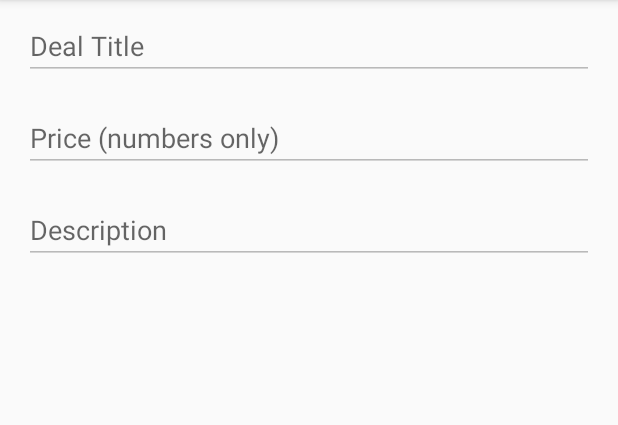
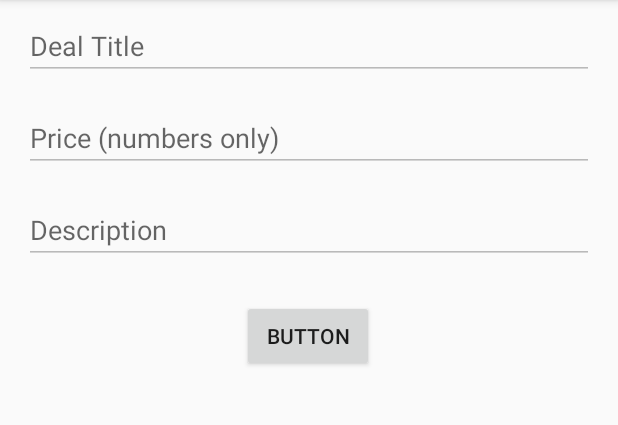
Before and after one commit to lekmitiralf/FireBaseAppp, an Android app: the DealActivity screen opened directly, with no data from a screen before it, on a phone screen of 412 x 824 dp, the part 84-509 px from its top. Run offline under Robolectric (Android 15) with nearby library versions, the phone set to English and light mode, and no system bars; our stand-ins replace Firebase (no records; nobody signed in at launch, a user with empty details on screens opened directly).

Commit message:
adding firebase storage utilities and tie image with deals

```diff
--- a/app/build.gradle
+++ b/app/build.gradle
@@ -33,6 +33,7 @@ dependencies {
     androidTestImplementation 'androidx.test.espresso:espresso-core:3.2.0'
     implementation 'com.google.firebase:firebase-analytics:17.2.2'
     implementation 'com.google.firebase:firebase-database:19.3.1'
+    implementation 'com.google.firebase:firebase-storage:19.1.1'
     implementation 'com.firebaseui:firebase-ui-auth:6.2.0'
 
 }
--- a/app/src/main/java/com/example/travelmantics/DealActivity.java
+++ b/app/src/main/java/com/example/travelmantics/DealActivity.java
@@ -1,20 +1,30 @@
 package com.example.travelmantics;
 
 import androidx.annotation.NonNull;
+import androidx.annotation.Nullable;
 import androidx.appcompat.app.AppCompatActivity;
 
 import android.content.Intent;
+import android.net.Uri;
 import android.os.Bundle;
 import android.view.Menu;
 import android.view.MenuInflater;
 import android.view.MenuItem;
+import android.view.View;
+import android.widget.Button;
 import android.widget.EditText;
 import android.widget.Toast;
 
+import com.google.android.gms.tasks.OnSuccessListener;
+import com.google.android.gms.tasks.Task;
 import com.google.firebase.database.DatabaseReference;
 import com.google.firebase.database.FirebaseDatabase;
+import com.google.firebase.storage.FirebaseStorage;
+import com.google.firebase.storage.StorageReference;
+import com.google.firebase.storage.UploadTask;
 
 public class DealActivity extends AppCompatActivity {
+    private static final int PICTURE_RESULT=42;
     private FirebaseDatabase mFirebaseDatabase;
     private DatabaseReference mDatabaseReference;
     EditText txtTitle;
@@ -24,7 +34,7 @@ public class DealActivity extends AppCompatActivity {
     @Override
     protected void onCreate(Bundle savedInstanceState) {
         super.onCreate(savedInstanceState);
-        setContentView(R.layout.activity_insert);
+        setContentView(R.layout.activity_deal);
 
         //FirebaseUtil.openFbReference("traveldeals", this);
         mFirebaseDatabase = FirebaseUtil.mFirebaseDatabase;
@@ -42,6 +52,17 @@ public class DealActivity extends AppCompatActivity {
         txtTitle.setText(deal.getTitle());
         txtDescription.setText(deal.getDescription());
         txtPrice.setText(deal.getPrice());
+        Button btn = findViewById(R.id.btnImage);
+        btn.setOnClickListener(new View.OnClickListener() {
+            @Override
+            public void onClick(View v) {
+                Intent intent = new Intent(Intent.ACTION_GET_CONTENT);
+                intent.setType("image/jpeg");
+                intent.putExtra(Intent.EXTRA_LOCAL_ONLY, true); // to receive only local data
+                startActivityForResult(intent.createChooser(intent,"insert picture"),PICTURE_RESULT);
+
+            }
+        });
     }
 
     @Override
@@ -78,6 +99,7 @@ public class DealActivity extends AppCompatActivity {
             enableEditText(false);
         }
         return true;
+
     }
 
     private void saveDeal(){
@@ -116,4 +138,25 @@ public class DealActivity extends AppCompatActivity {
         txtPrice.setEnabled(isEnabled);
 
     }
+
+    @Override
+    protected void onActivityResult(int requestCode, int resultCode, @Nullable Intent data) {
+        super.onActivityResult(requestCode, resultCode, data);
+        if(requestCode == PICTURE_RESULT && resultCode == RESULT_OK){
+            Uri imageUri = data.getData();
+            StorageReference ref = FirebaseUtil.mStorageRef.child(imageUri.getLastPathSegment());
+            ref.putFile(imageUri).addOnSuccessListener(this, new OnSuccessListener<UploadTask.TaskSnapshot>() {
+                @Override
+                public void onSuccess(UploadTask.TaskSnapshot taskSnapshot) {
+                     taskSnapshot.getMetadata().getReference().getDownloadUrl().addOnSuccessListener(new OnSuccessListener<Uri>() {
+                        @Override
+                        public void onSuccess(Uri uri) {
+                            deal.setImageUrl(uri.toString());
+                        }
+                    });
+
+                }
+            });
+        }
+    }
 }
--- a/app/src/main/java/com/example/travelmantics/ListActivity.java
+++ b/app/src/main/java/com/example/travelmantics/ListActivity.java
@@ -86,7 +86,7 @@ public class ListActivity extends AppCompatActivity {
 
     @Override
     public boolean onOptionsItemSelected(@NonNull MenuItem item) {
-        showMenu();
+       // showMenu();
         switch (item.getItemId()){
             case R.id.insert_menu:
                 Intent intent = new Intent(this, DealActivity.class);
--- a/app/src/main/res/layout/activity_insert.xml
+++ b/app/src/main/res/layout/activity_deal.xml
@@ -43,4 +43,30 @@
         app:layout_constraintEnd_toEndOf="parent"
         app:layout_constraintStart_toStartOf="parent"
         app:layout_constraintTop_toBottomOf="@+id/txtPrice" />
+
+    <Button
+        android:id="@+id/btnImage"
+        android:layout_width="wrap_content"
+        android:layout_height="wrap_content"
+        android:layout_marginTop="24dp"
+        android:text="Button"
+        app:layout_constraintEnd_toEndOf="parent"
+        app:layout_constraintHorizontal_bias="0.498"
+        app:layout_constraintStart_toStartOf="parent"
+        app:layout_constraintTop_toBottomOf="@+id/txtDescription" />
+
+    <ImageView
+        android:id="@+id/image"
+        android:layout_width="402dp"
+        android:layout_height="265dp"
+        android:layout_marginBottom="16dp"
+        app:layout_constraintBottom_toBottomOf="parent"
+        app:layout_constraintEnd_toEndOf="parent"
+        app:layout_constraintHorizontal_bias="0.0"
+        app:layout_constraintStart_toStartOf="parent"
+        app:layout_constraintTop_toBottomOf="@+id/btnImage"
+        app:layout_constraintVertical_bias="0.53"
+        app:srcCompat="@android:drawable/screen_background_light_transparent"
+         />
+
 </androidx.constraintlayout.widget.ConstraintLayout>
```
Also changed, not shown: app/src/main/java/com/example/travelmantics/FirebaseUtil.java (+10 -0 lines).
